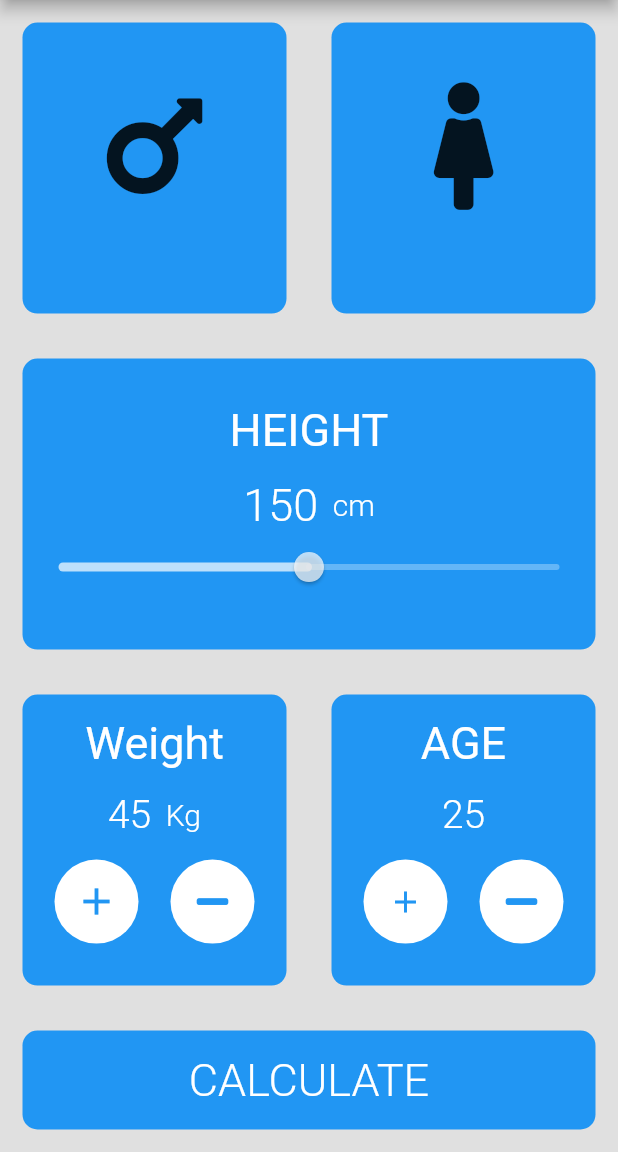
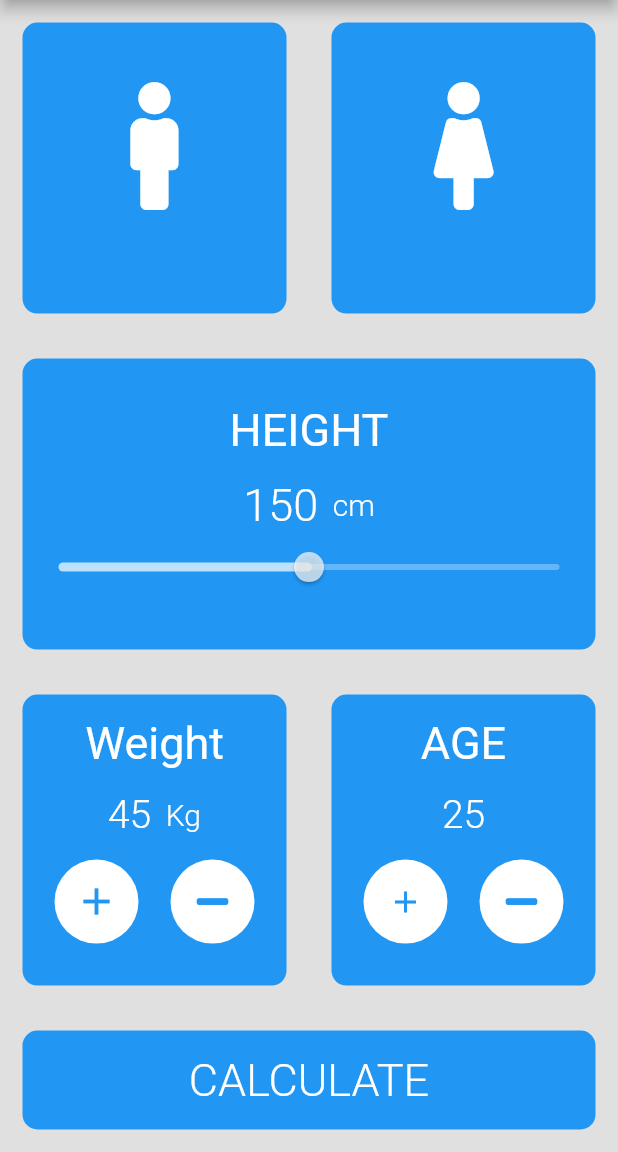
Before and after one commit to SasikaAththanayaka/bmi_calculator, a Flutter app: the screen it shows after launch, on a phone screen of 412 x 824 dp, the part 84-1236 px from its top. Run offline on Flutter 3.47's test engine with Material 2 defaults, Android fonts, the phone set to English and light mode, and no system bars; our stand-ins replace font_awesome_flutter.

```diff
--- a/lib/screens/HomeScreen.dart
+++ b/lib/screens/HomeScreen.dart
@@ -80,8 +80,9 @@ class _HomeScreenState extends State<HomeScreen> {
                             Padding(
                               padding: const EdgeInsets.all(40.0),
                               child: Icon(
-                                FontAwesomeIcons.mars,
+                                FontAwesomeIcons.male,
                                 size: 85.0,
+                                color: Colors.white,
                               ),
                             ),
                           ],
@@ -119,6 +120,7 @@ class _HomeScreenState extends State<HomeScreen> {
                               child: Icon(
                                 FontAwesomeIcons.female,
                                 size: 85.0,
+                                color: Colors.white,
                               ),
                             ),
                           ],
--- a/pubspec.yaml
+++ b/pubspec.yaml
@@ -33,12 +33,14 @@ dependencies:
 dev_dependencies:
   flutter_test:
     sdk: flutter
-  flutter_launcher_icons: "^0.9.2"
+
+  flutter_launcher_icons: "^0.9.0"
 
 flutter_icons:
-  image_path: "assets/bmi.png"
+  image_path: "assets/bmi.jpg"
   android: true
   ios: true
+
 # For information on the generic Dart part of this file, see the
 # following page: https://dart.dev/tools/pub/pubspec
 
```
Also changed, not shown: assets/bmi.jpg (added), assets/bmi.png (deleted), 21 other files.
